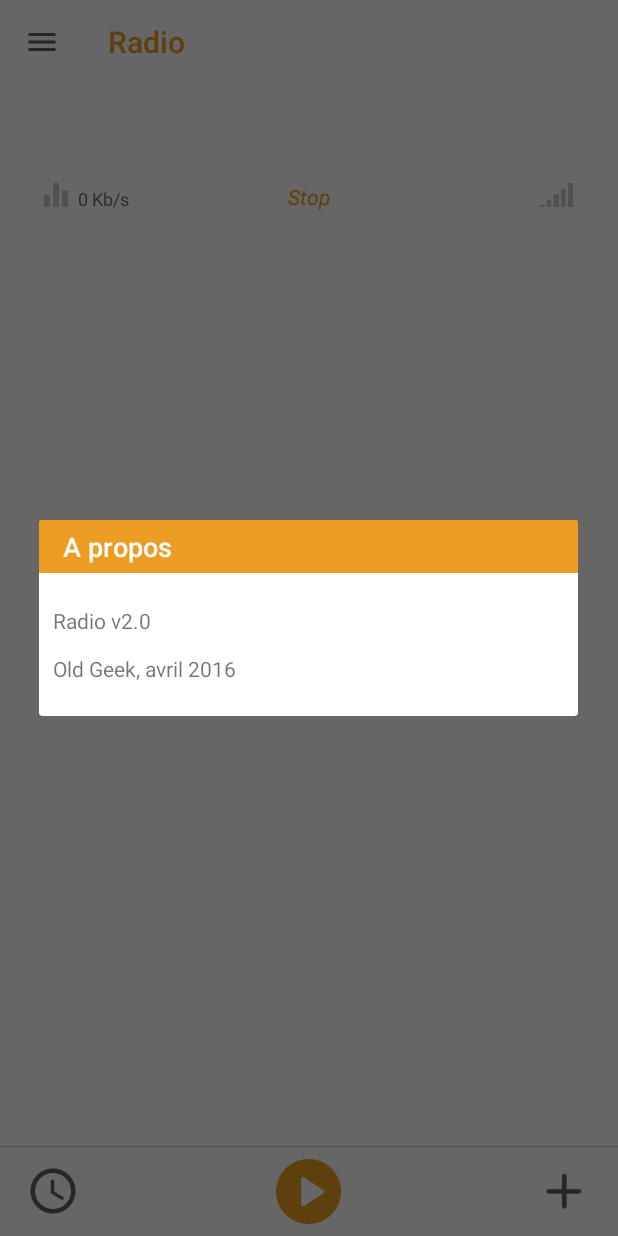
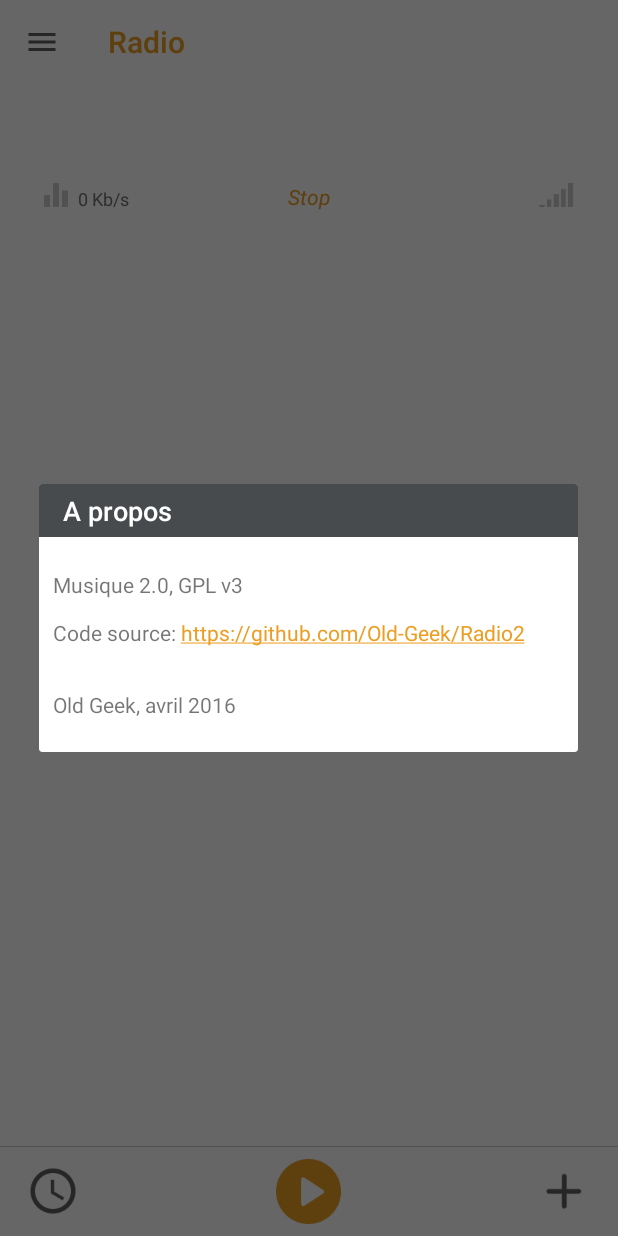
Before and after one commit to Im7an/Radio2, an Android app: the screen it shows after launch (MainActivity), in the side drawer, after a tap on "A propos", on a phone screen of 412 x 824 dp. Run offline under Robolectric (Android 15) with nearby library versions, the phone set to English and light mode, and no system bars.

Commit message:
optimize code, add stop broadcast receiver from radio

```diff
--- a/app/build.gradle
+++ b/app/build.gradle
@@ -9,7 +9,7 @@ android {
         minSdkVersion 21
         targetSdkVersion 23
         versionCode 1
-        versionName "1.0"
+        versionName "2.0"
     }
     buildTypes {
         release {
--- a/app/src/main/AndroidManifest.xml
+++ b/app/src/main/AndroidManifest.xml
@@ -5,6 +5,7 @@
     <uses-permission android:name="android.permission.INTERNET" />
     <uses-permission android:name="android.permission.WAKE_LOCK" />
     <uses-permission android:name="android.permission.ACCESS_NETWORK_STATE" />
+
 
     <application
         android:icon="@mipmap/ic_launcher"
@@ -30,14 +31,17 @@
         <service android:name=".PlayerService" />
 
 
-        <receiver android:name=".utils.Notification">
+        <receiver android:name=".utils.StopReceiver"
+            android:exported="true" >
 
             <intent-filter>
                 <action android:name="org.oucho.radio2.STATE"/>
+
                 <action android:name="org.oucho.radio2.STOP"/>
             </intent-filter>
 
         </receiver>
+
     </application>
 
 </manifest>
--- a/app/src/main/java/org/oucho/radio2/MainActivity.java
+++ b/app/src/main/java/org/oucho/radio2/MainActivity.java
@@ -171,7 +171,7 @@ public class MainActivity extends AppCompatActivity implements
 
 
 
-        State.get_state(context);
+        State.getState(context);
 
     }
 
@@ -262,14 +262,14 @@ public class MainActivity extends AppCompatActivity implements
             case R.id.action_musique:
                 musique();
                 break;
-
+/*
             case R.id.action_sleep_timer:
                 if (! running) {
                     showDatePicker();
                 } else {
                     showTimerInfo();
                 }
-                break;
+                break;*/
 
             case R.id.nav_help:
                 about();
@@ -385,6 +385,8 @@ public class MainActivity extends AppCompatActivity implements
                     break;
                 case R.id.menu_delete:
                     deleteRadio((Radio)item);
+                    break;
+                default: //do nothing
                     break;
             }
         }
--- a/app/src/main/java/org/oucho/radio2/State.java
+++ b/app/src/main/java/org/oucho/radio2/State.java
@@ -60,7 +60,7 @@ public class State {
    }
 
 
-    public static void get_state(Context context) {
+    public static void getState(Context context) {
         setState(context, current_state, current_isNetworkUrl);
     }
 
--- a/app/src/main/java/org/oucho/radio2/itf/Radio.java
+++ b/app/src/main/java/org/oucho/radio2/itf/Radio.java
@@ -33,6 +33,7 @@ public class Radio implements PlayableItem {
         	radios.add(radio);
         }
         db.close();
+        cursor.close();
         return radios;
 	}
 
--- a/app/src/main/res/layout/activity_main.xml
+++ b/app/src/main/res/layout/activity_main.xml
@@ -4,12 +4,9 @@
     xmlns:tools="http://schemas.android.com/tools"
     android:id="@+id/drawer_layout"
     android:layout_width="match_parent"
-    android:layout_height="match_parent"
-    android:background="@color/white">
+    android:layout_height="match_parent">
 
-    <android.support.design.widget.CoordinatorLayout xmlns:android="http://schemas.android.com/apk/res/android"
-        xmlns:app="http://schemas.android.com/apk/res-auto"
-        xmlns:tools="http://schemas.android.com/tools"
+    <android.support.design.widget.CoordinatorLayout
         android:layout_width="match_parent"
         android:layout_height="match_parent"
         android:fitsSystemWindows="true"
--- a/app/src/main/res/layout/alertdialog_main_noshadow.xml
+++ b/app/src/main/res/layout/alertdialog_main_noshadow.xml
@@ -13,7 +13,7 @@
             android:id="@+id/dialog_toolbar_noshadow"
             android:layout_width="match_parent"
             android:layout_height="35dp"
-            android:background="@color/colorAccent"
+            android:background="@color/colorPrimary_0"
             app:titleTextAppearance="@style/Toolbar.TitleText" />
 
     </android.support.design.widget.AppBarLayout>
--- a/app/src/main/res/menu/navigation.xml
+++ b/app/src/main/res/menu/navigation.xml
@@ -5,11 +5,6 @@
 
 
     <group>
-
-        <item
-            android:id="@+id/action_sleep_timer"
-            android:icon="@drawable/ic_sleep_timer"
-            android:title="@string/action_sleep_timer" />
 
         <item
             android:id="@+id/action_musique"
--- a/app/src/main/res/values-v21/styles.xml
+++ /dev/null
@@ -1,9 +0,0 @@
-<resources>
-
-    <style name="AppTheme.NoActionBar">
-        <item name="windowActionBar">false</item>
-        <item name="windowNoTitle">true</item>
-        <item name="android:windowDrawsSystemBarBackgrounds">true</item>
-        <item name="android:statusBarColor">@android:color/transparent</item>
-    </style>
-</resources>
--- a/app/src/main/res/values-w820dp/dimens.xml
+++ /dev/null
@@ -1,6 +0,0 @@
-<resources>
-    <!-- Example customization of dimensions originally defined in res/values/dimens.xml
-         (such as screen margins) for screens with more than 820dp of available width. This
-         would include 7" and 10" devices in landscape (~960dp and ~1280dp respectively). -->
-    <dimen name="activity_horizontal_margin">64dp</dimen>
-</resources>
--- a/app/src/main/res/values/dimens.xml
+++ b/app/src/main/res/values/dimens.xml
@@ -1,7 +1,5 @@
 <resources>
     <!-- Default screen margins, per the Android Design guidelines. -->
-    <dimen name="activity_horizontal_margin">5dp</dimen>
-    <dimen name="activity_vertical_margin">5dp</dimen>
 
     <dimen name="dialogPadding">24dp</dimen>
 
--- a/app/src/main/res/values/strings.xml
+++ b/app/src/main/res/values/strings.xml
@@ -21,19 +21,22 @@
     <string name="musique">Musique</string>
     <string name="exit">Quitter</string>
 
-    <string name="about">A propos</string>
 
     <string name="menu">Menu</string>
 
 
+    <string name="about">A propos</string>
+
     <string name="about_message">
         \n
-        Radio v2.0
-    \n\n
-
+        Musique 2.0, GPL v3
+        \n\n
+        Code source: https://github.com/Old-Geek/Radio2
+        \n\n\n
         Old Geek, avril 2016
         \n
     </string>
+
 
     <!-- Timer -->
     <string name="timer_info" formatted="false">%02d:%02d:%02d</string>
--- a/app/src/main/res/values/styles.xml
+++ b/app/src/main/res/values/styles.xml
@@ -7,6 +7,7 @@
         <item name="colorPrimaryDark">@color/colorPrimaryDark</item>
         <item name="colorAccent">@color/colorAccent</item>
 
+        <item name="android:colorBackground">@color/white</item>
 
         <item name="android:actionOverflowButtonStyle">@style/OverflowButton</item>
         <item name="actionOverflowButtonStyle">@style/OverflowButton</item>
```
Also changed, not shown: app/src/main/java/org/oucho/radio2/utils/Notification.java (+2 -26 lines), app/src/main/java/org/oucho/radio2/utils/StopReceiver.java (added, +48 -0 lines), app/src/main/res/layout/notification.xml (+3 -12 lines), app/src/main/res/drawable/ic_music.png.
